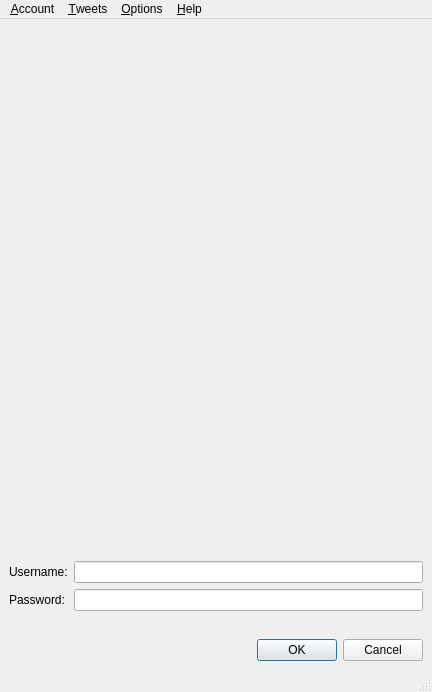
Above: forms/mainwindowform.ui from minimoog/qtwitdget before the change. Below: the same form after it.
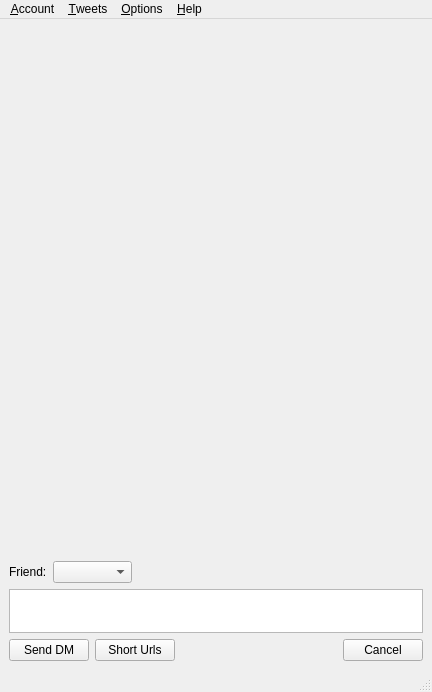
That is the form after the change. Custom widgets are drawn as their Qt base class.

Commit message: Changes to UI for sending direct messages.

The edit to the form file:
```diff
--- a/forms/mainwindowform.ui
+++ b/forms/mainwindowform.ui
@@ -46,7 +46,7 @@
        <enum>QFrame::NoFrame</enum>
       </property>
       <property name="currentIndex">
-       <number>1</number>
+       <number>2</number>
       </property>
       <widget class="QWidget" name="page1">
        <layout class="QVBoxLayout" name="verticalLayout">
@@ -182,6 +182,90 @@
         </item>
        </layout>
       </widget>
+      <widget class="QWidget" name="directMessage">
+       <layout class="QGridLayout" name="gridLayout_3">
+        <property name="margin">
+         <number>0</number>
+        </property>
+        <item row="0" column="0">
+         <widget class="QLabel" name="label_3">
+          <property name="text">
+           <string>Friend:</string>
+          </property>
+         </widget>
+        </item>
+        <item row="0" column="1" colspan="2">
+         <widget class="QComboBox" name="friendsComboBox">
+          <property name="sizeAdjustPolicy">
+           <enum>QComboBox::AdjustToContents</enum>
+          </property>
+         </widget>
+        </item>
+        <item row="0" column="3" colspan="3">
+         <spacer name="horizontalSpacer_3">
+          <property name="orientation">
+           <enum>Qt::Horizontal</enum>
+          </property>
+          <property name="sizeHint" stdset="0">
+           <size>
+            <width>289</width>
+            <height>20</height>
+           </size>
+          </property>
+         </spacer>
+        </item>
+        <item row="1" column="0" colspan="6">
+         <widget class="TwitStatusEdit" name="directMessageEdit">
+          <property name="sizePolicy">
+           <sizepolicy hsizetype="Expanding" vsizetype="Fixed">
+            <horstretch>0</horstretch>
+            <verstretch>0</verstretch>
+           </sizepolicy>
+          </property>
+          <property name="maximumSize">
+           <size>
+            <width>16777215</width>
+            <height>48</height>
+           </size>
+          </property>
+         </widget>
+        </item>
+        <item row="2" column="0" colspan="2">
+         <widget class="QPushButton" name="sendDMPushButton">
+          <property name="text">
+           <string>Send DM</string>
+          </property>
+         </widget>
+        </item>
+        <item row="2" column="2" colspan="2">
+         <widget class="QPushButton" name="shortUrlsDMPushButton">
+          <property name="text">
+           <string>Short Urls</string>
+          </property>
+         </widget>
+        </item>
+        <item row="2" column="4">
+         <spacer name="horizontalSpacer_2">
+          <property name="orientation">
+           <enum>Qt::Horizontal</enum>
+          </property>
+          <property name="sizeHint" stdset="0">
+           <size>
+            <width>168</width>
+            <height>20</height>
+           </size>
+          </property>
+         </spacer>
+        </item>
+        <item row="2" column="5">
+         <widget class="QPushButton" name="cancelDMPushButton">
+          <property name="text">
+           <string>Cancel</string>
+          </property>
+         </widget>
+        </item>
+       </layout>
+      </widget>
      </widget>
     </item>
    </layout>
```
Left out of the diff: 10 changed lines with no effect on the pictures.
